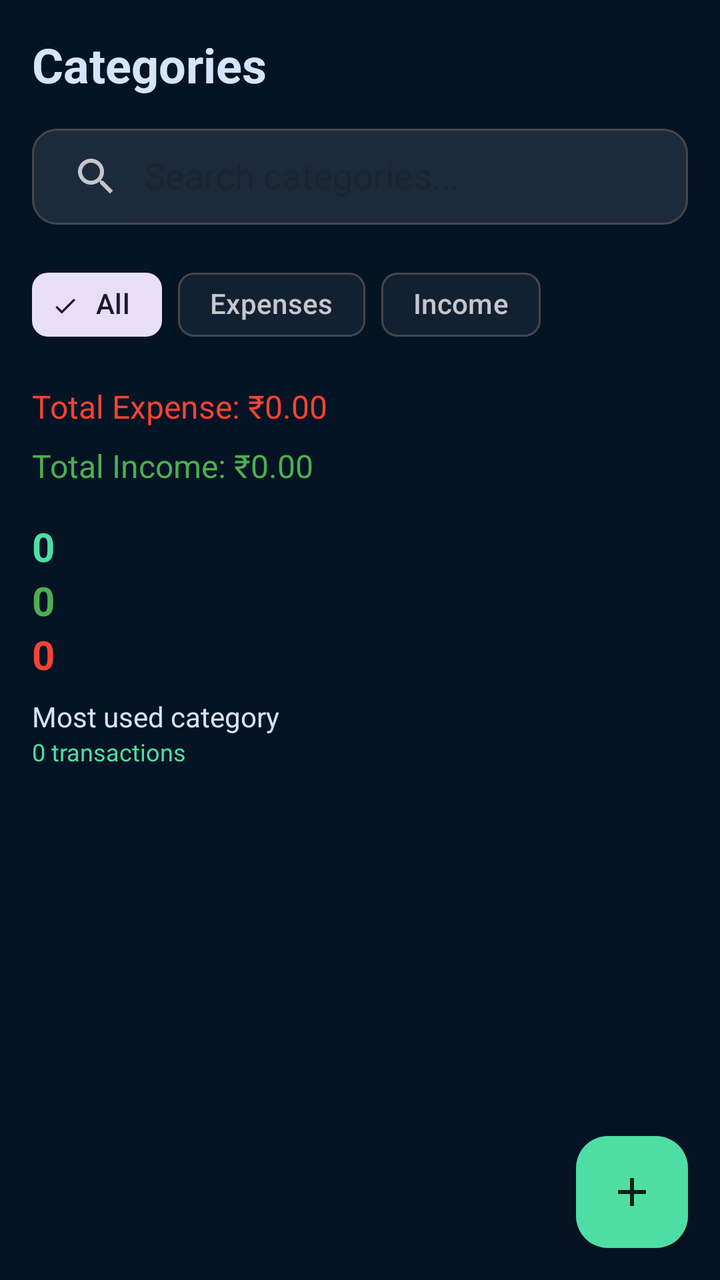
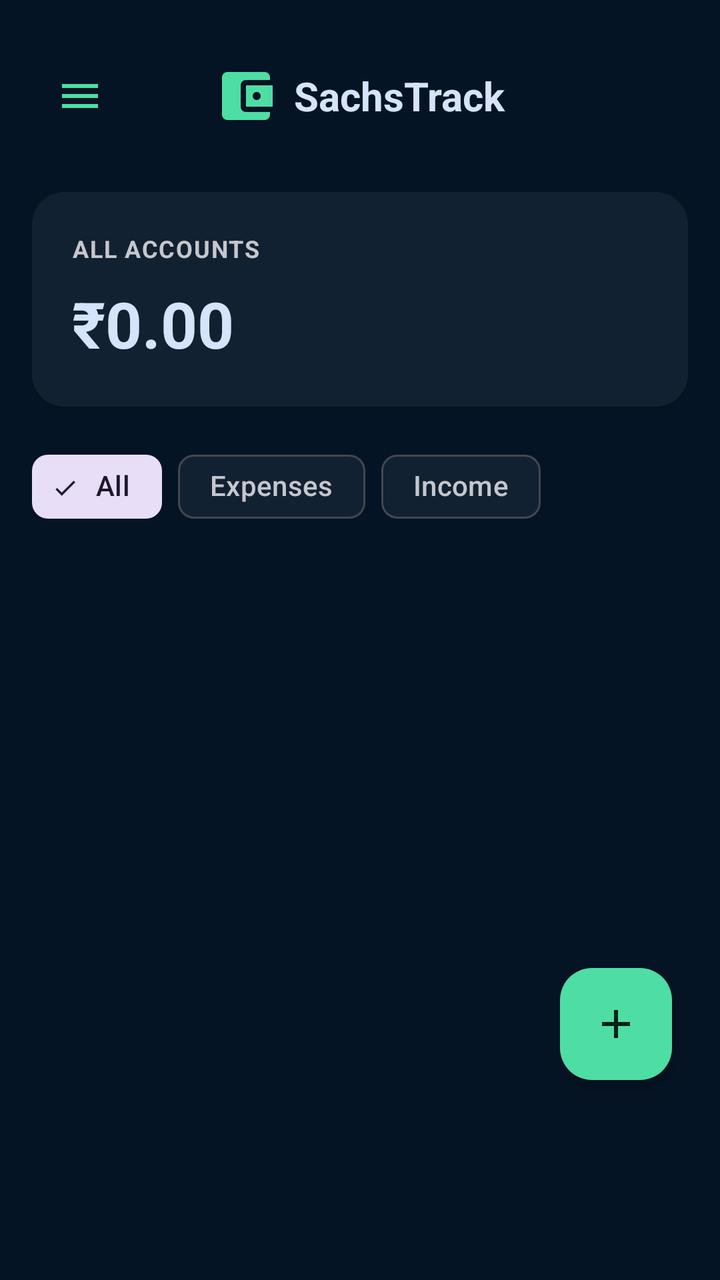

An Android layout rendered at two revisions. The XML below is the earlier revision; the diff shows what the commit changed to produce the second picture.
<!-- AndroidManifest.xml: application theme Theme.SachsTrack -->
<!-- res/layout/fragment_categories.xml -->
<?xml version="1.0" encoding="utf-8"?>
<LinearLayout xmlns:android="http://schemas.android.com/apk/res/android"
    xmlns:app="http://schemas.android.com/apk/res-auto"
    xmlns:tools="http://schemas.android.com/tools"
    android:layout_width="match_parent"
    android:layout_height="match_parent"
    android:orientation="vertical"
    android:padding="16dp"
    android:background="@color/color_background">

    <TextView
        android:layout_width="wrap_content"
        android:layout_height="wrap_content"
        android:text="Categories"
        android:textSize="24sp"
        android:textColor="@color/color_on_surface"
        android:textStyle="bold" />

    <androidx.appcompat.widget.SearchView
        android:id="@+id/search_view"
        android:layout_width="match_parent"
        android:layout_height="wrap_content"
        android:layout_marginTop="16dp"
        android:layout_marginBottom="16dp"
        android:background="@drawable/bg_search"
        app:iconifiedByDefault="false"
        app:queryHint="Search categories..."
        app:searchIcon="@drawable/ic_search_24"
        app:closeIcon="@drawable/ic_clear_24" />

    <com.google.android.material.chip.ChipGroup
        android:id="@+id/chip_group_filter"
        android:layout_width="wrap_content"
        android:layout_height="wrap_content"
        android:layout_marginBottom="16dp"
        app:singleSelection="true">

        <com.google.android.material.chip.Chip
            android:id="@+id/chip_all"
            style="@style/Widget.Material3.Chip.Filter"
            android:layout_width="wrap_content"
            android:layout_height="wrap_content"
            android:text="All"
            android:checked="true" />

        <com.google.android.material.chip.Chip
            android:id="@+id/chip_expense"
            style="@style/Widget.Material3.Chip.Filter"
            android:layout_width="wrap_content"
            android:layout_height="wrap_content"
            android:text="Expenses" />

        <com.google.android.material.chip.Chip
            android:id="@+id/chip_income"
            style="@style/Widget.Material3.Chip.Filter"
            android:layout_width="wrap_content"
            android:layout_height="wrap_content"
            android:text="Income" />

    </com.google.android.material.chip.ChipGroup>

    <TextView
        android:id="@+id/tv_total_expense"
        android:layout_width="wrap_content"
        android:layout_height="wrap_content"
        android:text="Total Expense: ₹0.00"
        android:textSize="16sp"
        android:textColor="@color/color_expense" />

    <TextView
        android:id="@+id/tv_total_income"
        android:layout_width="wrap_content"
        android:layout_height="wrap_content"
        android:layout_marginTop="8dp"
        android:text="Total Income: ₹0.00"
        android:textSize="16sp"
        android:textColor="@color/color_income" />

    <TextView
        android:id="@+id/tv_total_categories_count"
        android:layout_width="wrap_content"
        android:layout_height="wrap_content"
        android:layout_marginTop="16dp"
        android:text="0"
        android:textSize="20sp"
        android:textColor="@color/color_primary"
        android:textStyle="bold" />

    <TextView
        android:id="@+id/tv_active_categories_count"
        android:layout_width="wrap_content"
        android:layout_height="wrap_content"
        android:text="0"
        android:textSize="20sp"
        android:textColor="@color/color_income"
        android:textStyle="bold" />

    <TextView
        android:id="@+id/tv_unused_categories_count"
        android:layout_width="wrap_content"
        android:layout_height="wrap_content"
        android:text="0"
        android:textSize="20sp"
        android:textColor="@color/color_expense"
        android:textStyle="bold" />

    <TextView
        android:id="@+id/tv_most_used_category"
        android:layout_width="wrap_content"
        android:layout_height="wrap_content"
        android:layout_marginTop="8dp"
        android:text="Most used category"
        android:textSize="14sp"
        android:textColor="@color/color_on_surface" />

    <TextView
        android:id="@+id/tv_most_used_category_count"
        android:layout_width="wrap_content"
        android:layout_height="wrap_content"
        android:text="0 transactions"
        android:textSize="12sp"
        android:textColor="@color/color_primary" />

    <androidx.recyclerview.widget.RecyclerView
        android:id="@+id/rv_top_categories"
        android:layout_width="match_parent"
        android:layout_height="wrap_content"
        android:layout_marginTop="16dp" />

    <androidx.recyclerview.widget.RecyclerView
        android:id="@+id/rv_income_categories"
        android:layout_width="match_parent"
        android:layout_height="0dp"
        android:layout_weight="1"
        android:layout_marginTop="16dp" />

    <androidx.recyclerview.widget.RecyclerView
        android:id="@+id/rv_expense_categories"
        android:layout_width="match_parent"
        android:layout_height="0dp"
        android:layout_weight="1"
        android:layout_marginTop="16dp" />

    <com.google.android.material.floatingactionbutton.FloatingActionButton
        android:id="@+id/fab_add_category"
        android:layout_width="wrap_content"
        android:layout_height="wrap_content"
        android:layout_gravity="end"
        android:layout_marginTop="16dp"
        android:contentDescription="Add Category"
        app:backgroundTint="@color/color_primary"
        app:srcCompat="@drawable/ic_add_24"
        app:tint="@color/color_on_primary" />

</LinearLayout>
<!-- resources referenced by this layout -->
<resources>
  <color name="color_background">#051424</color>
  <color name="color_expense">#F44336</color>
  <color name="color_income">#4CAF50</color>
  <color name="color_on_primary">#002113</color>
  <color name="color_on_surface">#d4e4fa</color>
  <color name="color_primary">#4edea3</color>
  <!-- drawable bg_search (drawable) -->
  <?xml version="1.0" encoding="utf-8"?>
  <shape xmlns:android="http://schemas.android.com/apk/res/android">
      <solid android:color="@color/color_surface_variant" />
      <corners android:radius="12dp" />
      <stroke
          android:width="1dp"
          android:color="@color/color_outline_variant" />
  </shape>
  <!-- drawable ic_add_24 (drawable) -->
  <?xml version="1.0" encoding="utf-8"?>
  <vector xmlns:android="http://schemas.android.com/apk/res/android"
      android:width="24dp"
      android:height="24dp"
      android:viewportWidth="24"
      android:viewportHeight="24">
      <path
          android:fillColor="@android:color/white"
          android:pathData="M19,13h-6v6h-2v-6H5v-2h6V5h2v6h6v2z"/>
  </vector>
  <!-- drawable ic_clear_24 (drawable) -->
  <vector xmlns:android="http://schemas.android.com/apk/res/android"
      android:width="24dp"
      android:height="24dp"
      android:viewportWidth="24"
      android:viewportHeight="24"
      android:tint="?attr/colorOnSurfaceVariant">
    <path
        android:fillColor="@android:color/white"
        android:pathData="M19,6.41L17.59,5 12,10.59 6.41,5 5,6.41 10.59,12 5,17.59 6.41,19 12,13.41 17.59,19 19,17.59 13.41,12z"/>
  </vector>
  <!-- drawable ic_search_24 (drawable) -->
  <vector xmlns:android="http://schemas.android.com/apk/res/android"
      android:width="24dp"
      android:height="24dp"
      android:viewportWidth="24"
      android:viewportHeight="24"
      android:tint="?attr/colorOnSurfaceVariant">
    <path
        android:fillColor="@android:color/white"
        android:pathData="M15.5,14h-0.79l-0.28,-0.27C15.41,12.59 16,11.11 16,9.5 16,5.91 13.09,3 9.5,3S3,5.91 3,9.5 5.91,16 9.5,16c1.61,0 3.09,-0.59 4.23,-1.57l0.27,0.28v0.79l5,4.99L20.49,19l-4.99,-5zM9.5,14C7.01,14 5,11.99 5,9.5S7.01,5 9.5,5 14,7.01 14,9.5 11.99,14 9.5,14z"/>
  </vector>
  <color name="color_surface_variant">#1c2b3c</color>
  <color name="color_outline_variant">#45464d</color>
  <color name="color_primary_variant">#009365</color>
  <color name="color_secondary">#bcc7de</color>
  <color name="color_surface">#122131</color>
  <color name="color_on_background">#d4e4fa</color>
  <color name="color_on_surface_variant">#c6c6cd</color>
  <color name="color_outline">#45464d</color>
  <color name="status_bar_color">@color/color_background</color>
  <color name="navigation_bar_color">@color/color_surface_container_high</color>
  <color name="color_surface_container_high">#1c2b3c</color>
  <!-- unchanged entries left out for length: 1 -->
</resources>

<!-- the commit's change to res/layout/fragment_categories.xml (unified diff, before → after) -->
@@ -1,155 +1,163 @@
 <?xml version="1.0" encoding="utf-8"?>
-<LinearLayout xmlns:android="http://schemas.android.com/apk/res/android"
+<androidx.coordinatorlayout.widget.CoordinatorLayout xmlns:android="http://schemas.android.com/apk/res/android"
     xmlns:app="http://schemas.android.com/apk/res-auto"
-    xmlns:tools="http://schemas.android.com/tools"
     android:layout_width="match_parent"
-    android:layout_height="match_parent"
-    android:orientation="vertical"
-    android:padding="16dp"
-    android:background="@color/color_background">
+    android:layout_height="match_parent">
 
-    <TextView
-        android:layout_width="wrap_content"
-        android:layout_height="wrap_content"
-        android:text="Categories"
-        android:textSize="24sp"
-        android:textColor="@color/color_on_surface"
-        android:textStyle="bold" />
+    <ScrollView
+        android:layout_width="match_parent"
+        android:layout_height="match_parent"
+        android:background="@color/color_background"
+        android:paddingBottom="80dp">
 
-    <androidx.appcompat.widget.SearchView
-        android:id="@+id/search_view"
-        android:layout_width="match_parent"
-        android:layout_height="wrap_content"
-        android:layout_marginTop="16dp"
-        android:layout_marginBottom="16dp"
-        android:background="@drawable/bg_search"
-        app:iconifiedByDefault="false"
-        app:queryHint="Search categories..."
-        app:searchIcon="@drawable/ic_search_24"
-        app:closeIcon="@drawable/ic_clear_24" />
+        <LinearLayout
+            android:layout_width="match_parent"
+            android:layout_height="wrap_content"
+            android:orientation="vertical"
+            android:padding="16dp">
 
-    <com.google.android.material.chip.ChipGroup
-        android:id="@+id/chip_group_filter"
-        android:layout_width="wrap_content"
-        android:layout_height="wrap_content"
-        android:layout_marginBottom="16dp"
-        app:singleSelection="true">
+            
+            <LinearLayout
+                android:layout_width="match_parent"
+                android:layout_height="wrap_content"
+                android:gravity="center_vertical"
+                android:orientation="horizontal"
+                android:paddingVertical="8dp"
+                android:layout_marginBottom="16dp">
 
-        <com.google.android.material.chip.Chip
-            android:id="@+id/chip_all"
-            style="@style/Widget.Material3.Chip.Filter"
-            android:layout_width="wrap_content"
-            android:layout_height="wrap_content"
-            android:text="All"
-            android:checked="true" />
+                <ImageButton
+                    android:id="@+id/btn_menu"
+                    android:layout_width="48dp"
+                    android:layout_height="48dp"
+                    android:background="?attr/selectableItemBackgroundBorderless"
+                    android:contentDescription="Menu"
+                    android:padding="12dp"
+                    android:src="@drawable/ic_menu_24"
+                    android:tint="@color/color_primary" />
 
-        <com.google.android.material.chip.Chip
-            android:id="@+id/chip_expense"
-            style="@style/Widget.Material3.Chip.Filter"
-            android:layout_width="wrap_content"
-            android:layout_height="wrap_content"
-            android:text="Expenses" />
+                <LinearLayout
+                    android:layout_width="0dp"
+                    android:layout_height="wrap_content"
+                    android:layout_weight="1"
+                    android:gravity="center"
+                    android:orientation="horizontal">
 
-        <com.google.android.material.chip.Chip
-            android:id="@+id/chip_income"
-            style="@style/Widget.Material3.Chip.Filter"
-            android:layout_width="wrap_content"
-            android:layout_height="wrap_content"
-            android:text="Income" />
+                    <ImageView
+                        android:layout_width="32dp"
+                        android:layout_height="32dp"
+                        android:layout_marginEnd="8dp"
+                        android:src="@drawable/ic_account_balance_wallet_24"
+                        android:tint="@color/color_primary" />
 
-    </com.google.android.material.chip.ChipGroup>
+                    <TextView
+                        android:layout_width="wrap_content"
+                        android:layout_height="wrap_content"
+                        android:text="SachsTrack"
+                        android:textColor="@color/color_on_surface"
+                        android:textSize="20sp"
+                        android:textStyle="bold" />
 
-    <TextView
-        android:id="@+id/tv_total_expense"
-        android:layout_width="wrap_content"
-        android:layout_height="wrap_content"
-        android:text="Total Expense: ₹0.00"
-        android:textSize="16sp"
-        android:textColor="@color/color_expense" />
+                </LinearLayout>
 
-    <TextView
-        android:id="@+id/tv_total_income"
-        android:layout_width="wrap_content"
-        android:layout_height="wrap_content"
-        android:layout_marginTop="8dp"
-        android:text="Total Income: ₹0.00"
-        android:textSize="16sp"
-        android:textColor="@color/color_income" />
+                
+                <View
+                    android:layout_width="48dp"
+                    android:layout_height="48dp" />
 
-    <TextView
-        android:id="@+id/tv_total_categories_count"
-        android:layout_width="wrap_content"
-        android:layout_height="wrap_content"
-        android:layout_marginTop="16dp"
-        android:text="0"
-        android:textSize="20sp"
-        android:textColor="@color/color_primary"
-        android:textStyle="bold" />
+            </LinearLayout>
 
-    <TextView
-        android:id="@+id/tv_active_categories_count"
-        android:layout_width="wrap_content"
-        android:layout_height="wrap_content"
-        android:text="0"
-        android:textSize="20sp"
-        android:textColor="@color/color_income"
-        android:textStyle="bold" />
+            
+            <androidx.cardview.widget.CardView
+                android:layout_width="match_parent"
+                android:layout_height="wrap_content"
+                android:layout_marginBottom="16dp"
+                app:cardBackgroundColor="@color/color_surface_container"
+                app:cardCornerRadius="16dp"
+                app:cardElevation="2dp">
 
-    <TextView
-        android:id="@+id/tv_unused_categories_count"
-        android:layout_width="wrap_content"
-        android:layout_height="wrap_content"
-        android:text="0"
-        android:textSize="20sp"
-        android:textColor="@color/color_expense"
-        android:textStyle="bold" />
+                <LinearLayout
+                    android:layout_width="match_parent"
+                    android:layout_height="wrap_content"
+                    android:orientation="vertical"
+                    android:padding="20dp">
 
-    <TextView
-        android:id="@+id/tv_most_used_category"
-        android:layout_width="wrap_content"
-        android:layout_height="wrap_content"
-        android:layout_marginTop="8dp"
-        android:text="Most used category"
-        android:textSize="14sp"
-        android:textColor="@color/color_on_surface" />
+                    
+                    <TextView
+                        android:layout_width="wrap_content"
+                        android:layout_height="wrap_content"
+                        android:text="ALL ACCOUNTS"
+                        android:textColor="@color/color_on_surface_variant"
+                        android:textSize="12sp"
+                        android:textStyle="bold"
+                        android:letterSpacing="0.05" />
 
-    <TextView
-        android:id="@+id/tv_most_used_category_count"
-        android:layout_width="wrap_content"
-        android:layout_height="wrap_content"
-        android:text="0 transactions"
-        android:textSize="12sp"
-        android:textColor="@color/color_primary" />
+                    <TextView
+                        android:id="@+id/tv_all_accounts_total"
+                        android:layout_width="wrap_content"
+                        android:layout_height="wrap_content"
+                        android:layout_marginTop="8dp"
+                        android:text="₹0.00"
+                        android:textColor="@color/color_on_surface"
+                        android:textSize="32sp"
+                        android:textStyle="bold" />
 
-    <androidx.recyclerview.widget.RecyclerView
-        android:id="@+id/rv_top_categories"
-        android:layout_width="match_parent"
-        android:layout_height="wrap_content"
-        android:layout_marginTop="16dp" />
+                </LinearLayout>
 
-    <androidx.recyclerview.widget.RecyclerView
-        android:id="@+id/rv_income_categories"
-        android:layout_width="match_parent"
-        android:layout_height="0dp"
-        android:layout_weight="1"
-        android:layout_marginTop="16dp" />
+            </androidx.cardview.widget.CardView>
 
-    <androidx.recyclerview.widget.RecyclerView
-        android:id="@+id/rv_expense_categories"
-        android:layout_width="match_parent"
-        android:layout_height="0dp"
-        android:layout_weight="1"
-        android:layout_marginTop="16dp" />
+            
+            <com.google.android.material.chip.ChipGroup
+                android:id="@+id/chip_group_filter"
+                android:layout_width="wrap_content"
+                android:layout_height="wrap_content"
+                android:layout_marginBottom="16dp"
+                app:singleSelection="true">
 
+                <com.google.android.material.chip.Chip
+                    android:id="@+id/chip_all"
+                    style="@style/Widget.Material3.Chip.Filter"
+                    android:layout_width="wrap_content"
+                    android:layout_height="wrap_content"
+                    android:text="All"
+                    android:checked="true" />
+
+                <com.google.android.material.chip.Chip
+                    android:id="@+id/chip_expense"
+                    style="@style/Widget.Material3.Chip.Filter"
+                    android:layout_width="wrap_content"
+                    android:layout_height="wrap_content"
+                    android:text="Expenses" />
+
+                <com.google.android.material.chip.Chip
+                    android:id="@+id/chip_income"
+                    style="@style/Widget.Material3.Chip.Filter"
+                    android:layout_width="wrap_content"
+                    android:layout_height="wrap_content"
+                    android:text="Income" />
+
+            </com.google.android.material.chip.ChipGroup>
+
+            
+            <androidx.recyclerview.widget.RecyclerView
+                android:id="@+id/rv_categories"
+                android:layout_width="match_parent"
+                android:layout_height="wrap_content" />
+
+        </LinearLayout>
+
+    </ScrollView>
+
+    
     <com.google.android.material.floatingactionbutton.FloatingActionButton
         android:id="@+id/fab_add_category"
         android:layout_width="wrap_content"
         android:layout_height="wrap_content"
-        android:layout_gravity="end"
-        android:layout_marginTop="16dp"
+        android:layout_gravity="bottom|end"
+        android:layout_marginEnd="24dp"
+        android:layout_marginBottom="100dp"
         android:contentDescription="Add Category"
+        android:src="@drawable/ic_add_24"
         app:backgroundTint="@color/color_primary"
-        app:srcCompat="@drawable/ic_add_24"
         app:tint="@color/color_on_primary" />
 
-</LinearLayout>
+</androidx.coordinatorlayout.widget.CoordinatorLayout>
<!-- resource entries referenced after the edit -->
@@ -1,20 +1,21 @@
 <!-- resources referenced by this layout -->
 <resources>
   <color name="color_background">#051424</color>
-  <color name="color_expense">#F44336</color>
-  <color name="color_income">#4CAF50</color>
   <color name="color_on_primary">#002113</color>
   <color name="color_on_surface">#d4e4fa</color>
   <color name="color_primary">#4edea3</color>
-  <!-- drawable bg_search (drawable) -->
+  <color name="color_surface_container">#122131</color>
+  <!-- drawable ic_account_balance_wallet_24 (drawable) -->
   <?xml version="1.0" encoding="utf-8"?>
-  <shape xmlns:android="http://schemas.android.com/apk/res/android">
-      <solid android:color="@color/color_surface_variant" />
-      <corners android:radius="12dp" />
-      <stroke
-          android:width="1dp"
-          android:color="@color/color_outline_variant" />
-  </shape>
+  <vector xmlns:android="http://schemas.android.com/apk/res/android"
+      android:width="24dp"
+      android:height="24dp"
+      android:viewportWidth="24"
+      android:viewportHeight="24">
+      <path
+          android:fillColor="@android:color/white"
+          android:pathData="M21,18v1c0,1.1 -0.9,2 -2,2L5,21c-1.11,0 -2,-0.9 -2,-2L3,5c0,-1.1 0.89,-2 2,-2h14c1.1,0 2,0.9 2,2v1h-9c-1.11,0 -2,0.9 -2,2v8c0,1.1 0.89,2 2,2h9zM12,16h10L22,8L12,8v8zM16,13.5c-0.83,0 -1.5,-0.67 -1.5,-1.5s0.67,-1.5 1.5,-1.5 1.5,0.67 1.5,1.5 -0.67,1.5 -1.5,1.5z"/>
+  </vector>
   <!-- drawable ic_add_24 (drawable) -->
   <?xml version="1.0" encoding="utf-8"?>
   <vector xmlns:android="http://schemas.android.com/apk/res/android"
@@ -26,27 +27,16 @@
           android:fillColor="@android:color/white"
           android:pathData="M19,13h-6v6h-2v-6H5v-2h6V5h2v6h6v2z"/>
   </vector>
-  <!-- drawable ic_clear_24 (drawable) -->
+  <!-- drawable ic_menu_24 (drawable) -->
+  <?xml version="1.0" encoding="utf-8"?>
   <vector xmlns:android="http://schemas.android.com/apk/res/android"
       android:width="24dp"
       android:height="24dp"
       android:viewportWidth="24"
-      android:viewportHeight="24"
-      android:tint="?attr/colorOnSurfaceVariant">
-    <path
-        android:fillColor="@android:color/white"
-        android:pathData="M19,6.41L17.59,5 12,10.59 6.41,5 5,6.41 10.59,12 5,17.59 6.41,19 12,13.41 17.59,19 19,17.59 13.41,12z"/>
-  </vector>
-  <!-- drawable ic_search_24 (drawable) -->
-  <vector xmlns:android="http://schemas.android.com/apk/res/android"
-      android:width="24dp"
-      android:height="24dp"
-      android:viewportWidth="24"
-      android:viewportHeight="24"
-      android:tint="?attr/colorOnSurfaceVariant">
-    <path
-        android:fillColor="@android:color/white"
-        android:pathData="M15.5,14h-0.79l-0.28,-0.27C15.41,12.59 16,11.11 16,9.5 16,5.91 13.09,3 9.5,3S3,5.91 3,9.5 5.91,16 9.5,16c1.61,0 3.09,-0.59 4.23,-1.57l0.27,0.28v0.79l5,4.99L20.49,19l-4.99,-5zM9.5,14C7.01,14 5,11.99 5,9.5S7.01,5 9.5,5 14,7.01 14,9.5 11.99,14 9.5,14z"/>
+      android:viewportHeight="24">
+      <path
+          android:fillColor="@color/color_on_surface"
+          android:pathData="M3,6h18v2H3V6zM3,11h18v2H3V11zM3,16h18v2H3V16z" />
   </vector>
   <color name="color_surface_variant">#1c2b3c</color>
   <color name="color_outline_variant">#45464d</color>
